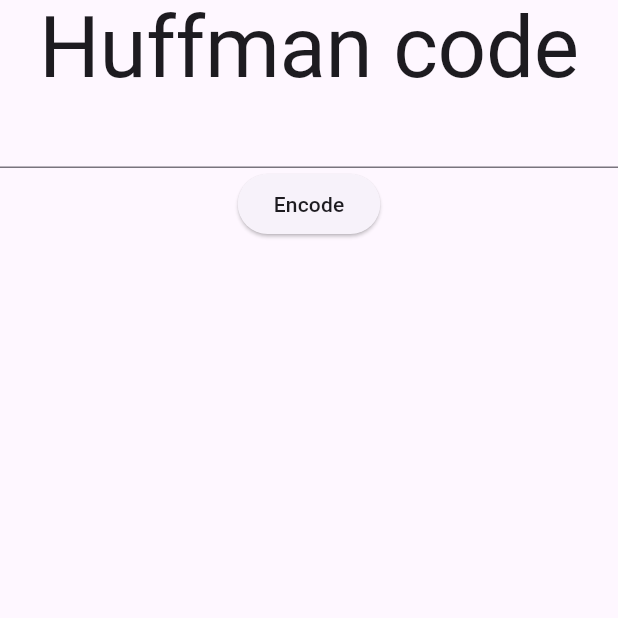
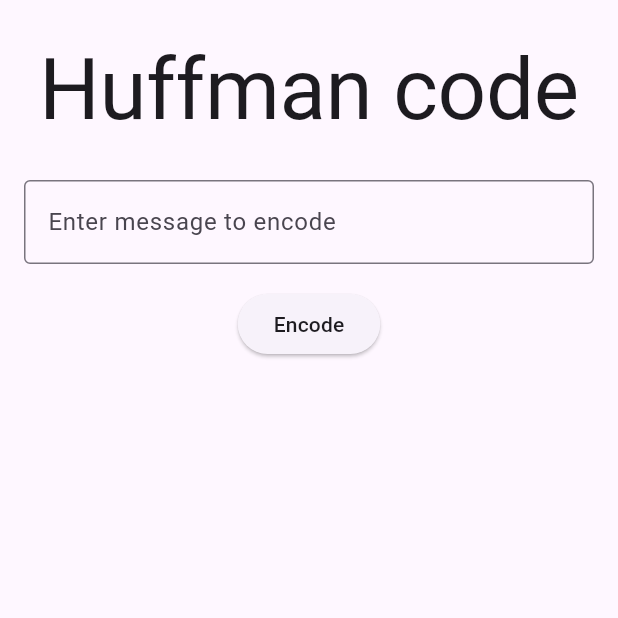
Before and after one commit to 30james00/huffman, a Flutter app: the screen it shows after launch, on a phone screen of 412 x 824 dp, the top half of it. Run offline on Flutter 3.47's test engine with Material 2 defaults, Android fonts, the phone set to English and light mode, and no system bars.

Commit message:
Improve UI

```diff
--- a/lib/home.dart
+++ b/lib/home.dart
@@ -24,15 +24,23 @@ class _HomePageState extends State<HomePage> {
   @override
   Widget build(BuildContext context) {
     return Scaffold(
-      body: Center(
+      body: Padding(
+        padding: const EdgeInsets.all(8.0),
+        child: Center(
           child: Column(
             crossAxisAlignment: CrossAxisAlignment.center,
             children: [
-            Text(
+              Padding(
+                padding: const EdgeInsets.symmetric(vertical: 20.0),
+                child: Text(
                   'Huffman code',
                   style: Theme.of(context).textTheme.headline1,
                 ),
-            Form(
+              ),
+              Container(
+                padding: const EdgeInsets.all(8.0),
+                constraints: const BoxConstraints(maxWidth: 800),
+                child: Form(
                   key: _formKey,
                   child: TextFormField(
                     controller: formController,
@@ -42,9 +50,16 @@ class _HomePageState extends State<HomePage> {
                       }
                       return null;
                     },
+                    decoration: const InputDecoration(
+                      border: OutlineInputBorder(),
+                      hintText: 'Enter message to encode',
                     ),
                   ),
-            ElevatedButton(
+                ),
+              ),
+              Padding(
+                padding: const EdgeInsets.all(8.0),
+                child: ElevatedButton(
                   onPressed: () {
                     if (_formKey.currentState!.validate()) {
                       ScaffoldMessenger.of(context).showSnackBar(
@@ -62,6 +77,7 @@ class _HomePageState extends State<HomePage> {
                     style: Theme.of(context).textTheme.button,
                   ),
                 ),
+              ),
               if (huffman != null && huffman?.root != null) ...[
                 Text(huffman!.encoded),
                 HuffmanTreeView(root: huffman?.root),
@@ -69,6 +85,7 @@ class _HomePageState extends State<HomePage> {
             ],
           ),
         ),
+      ),
     );
   }
 }
```
Lines whose indentation alone changed are shown as unchanged.
